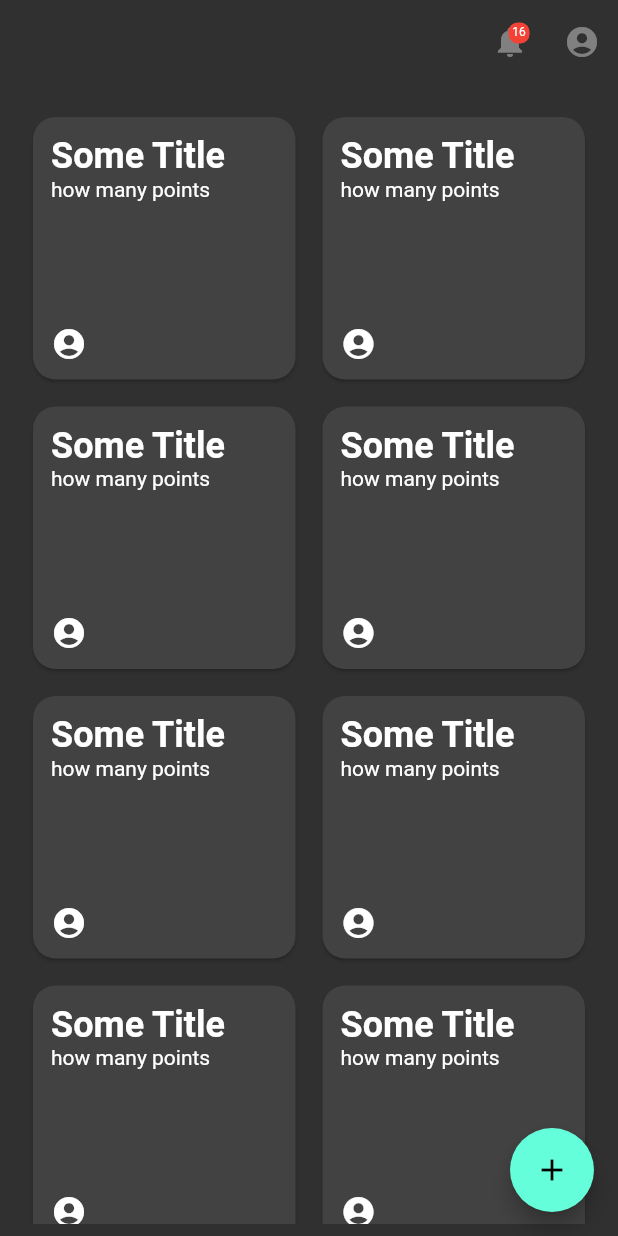
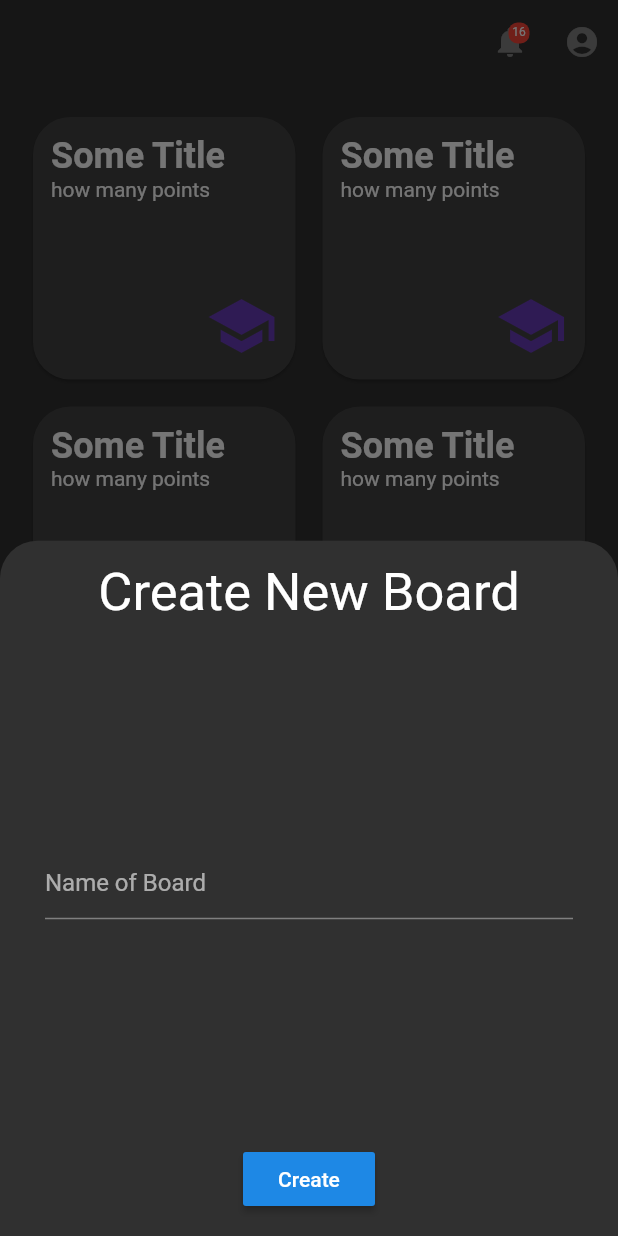
Before and after one commit to delaclqm/todo_app_learning, a Flutter app: the screen it shows after launch, after a tap on the "add" icon, on a phone screen of 412 x 824 dp. Run offline on Flutter 3.47's test engine with Material 2 defaults, Android fonts, the phone set to English and light mode, and no system bars; our stand-ins replace dartz, equatable.

Commit message:
Getting closer on UI

```diff
--- a/lib/features/todo/presentation/pages/todo_home.dart
+++ b/lib/features/todo/presentation/pages/todo_home.dart
@@ -10,7 +10,7 @@ class TodoHome extends StatelessWidget {
     return Scaffold(
         appBar: AppBar(
           elevation: 0,
-          backgroundColor: Theme.of(context).canvasColor,
+          backgroundColor: Colors.transparent,
           actions: <Widget>[
             Row(children: <Widget>[
               BadgeIcon(
@@ -43,10 +43,54 @@ class MyFloatingActionButton extends StatelessWidget {
   Widget build(BuildContext context) {
     return FloatingActionButton(
       onPressed: () {
-        // Add your onPressed code here!
+        showModalBottomSheet(
+            context: context,
+            shape: RoundedRectangleBorder(
+              borderRadius: BorderRadius.only(
+                  topLeft: Radius.circular(25.0),
+                  topRight: Radius.circular(25.0)),
+            ),
+            backgroundColor: Theme.of(context).canvasColor,
+            builder: (context) {
+              return _buildCreateCategoryModal(context);
+            });
       },
       child: Icon(Icons.add),
       backgroundColor: Theme.of(context).accentColor,
     );
   }
+
+  Widget _buildCreateCategoryModal(BuildContext context) {
+    // return  Padding(
+    //   padding: EdgeInsets.only(bottom: MediaQuery.of(context).viewInsets.bottom),
+      return  Container(
+        padding: EdgeInsets.all(14.0),
+      height: MediaQuery.of(context).size.height * 0.95,
+      child: Column(
+        crossAxisAlignment: CrossAxisAlignment.center,
+        mainAxisAlignment: MainAxisAlignment.spaceBetween,
+        children: <Widget>[
+          Text("Create New Board", style: TextStyle(fontSize: 35),),
+          Form(
+            child: ListTile(
+              title: TextField(
+              decoration: InputDecoration(
+                  fillColor: Theme.of(context).cardColor,
+                  hintText: 'Name of Board'
+                ),
+            )),
+          ),
+          Row(
+            mainAxisAlignment: MainAxisAlignment.center,
+            children: <Widget>[
+              RaisedButton(
+                child: Text('Create'),
+                onPressed: () => {},
+              )
+            ]
+          )
+        ],
+      ),
+    );
+  }
 }
--- a/lib/features/todo/presentation/pages/todo_list.dart
+++ b/lib/features/todo/presentation/pages/todo_list.dart
@@ -37,8 +37,8 @@ class TodoList extends StatelessWidget {
               ),
               ClipRRect(
                   borderRadius: BorderRadius.only(
-                      topLeft: Radius.circular(36.0),
-                      topRight: Radius.circular(36.0)),
+                      topLeft: Radius.circular(25.0),
+                      topRight: Radius.circular(25.0)),
                   child: Container(
                     padding: EdgeInsets.all(4.0),
                     color: Theme.of(context).cardColor,
@@ -54,8 +54,4 @@ class TodoList extends StatelessWidget {
       return TodoTile();
     });
   }
-
-  Widget _buildBottomSheet() {
-    return BottomSheet(onClosing: null, builder: null);
-  }
 }
--- a/lib/features/todo/presentation/widgets/todo_card.dart
+++ b/lib/features/todo/presentation/widgets/todo_card.dart
@@ -6,16 +6,18 @@ class TodoCard extends StatelessWidget {
 
   @override
   Widget build(BuildContext context) {
+    final double cardBorderRadius = 25.0;
+
     return GestureDetector(
         onTap: () => Navigator.of(context).push(
-
               MaterialPageRoute(builder: (context) => TodoList()),
             ),
         child: Card(
             shape: RoundedRectangleBorder(
-              borderRadius: BorderRadius.circular(15.0),
+              borderRadius: BorderRadius.circular(cardBorderRadius),
             ),
-            child: Container(
+            child: Stack(children: <Widget>[
+              Container(
                 padding: EdgeInsets.all(12.0),
                 child: Column(
                   crossAxisAlignment: CrossAxisAlignment.start,
@@ -23,13 +25,38 @@ class TodoCard extends StatelessWidget {
                   mainAxisSize: MainAxisSize.max,
                   children: <Widget>[
                     Text('Some Title',
-                      style:
-                          TextStyle(fontSize: 24, fontWeight: FontWeight.bold)),
+                        style: TextStyle(
+                            fontSize: 24, fontWeight: FontWeight.bold)),
                     Text('how many points'),
                     Spacer(),
-                  Icon(Icons.account_circle)
+                    Row(
+                      mainAxisAlignment: MainAxisAlignment.end,
+                      children: <Widget>[
+                        Icon(Icons.school, size: 48, color: Colors.deepPurple,)
+                      ],
+                    )
                   ],
                 ),
-            )));
+              ),
+              // Positioned(
+              //   right: -100,
+              //   bottom: -100,
+              //   child: Container(
+              //       decoration: BoxDecoration(
+              //         gradient: LinearGradient(colors: [Colors.blue, Colors.deepPurple]),
+              //         borderRadius: BorderRadius.only(
+              //           topLeft: Radius.circular(100.0),
+              //           topRight: Radius.circular(100.0),
+              //           bottomLeft: Radius.circular(100.0),
+              //           bottomRight: Radius.circular(15.0)
+              //         ),
+              //       ),
+              //       constraints: BoxConstraints(
+              //         minWidth: 200,
+              //         minHeight: 200,
+              //       )
+              //       ),
+              // )
+            ])));
   }
 }
--- a/lib/main.dart
+++ b/lib/main.dart
@@ -9,7 +9,11 @@ class MyApp extends StatelessWidget {
   Widget build(BuildContext context) {
     return MaterialApp(
       title: 'Flutter Demo',
-      theme: ThemeData.dark(),
+      theme: ThemeData(
+          primaryColor: Colors.blue,
+          brightness: Brightness.dark,
+          accentColor: Colors.green
+        ),
       home: TodoHome(),
     );
   }
```
Lines whose indentation alone changed are shown as unchanged.
